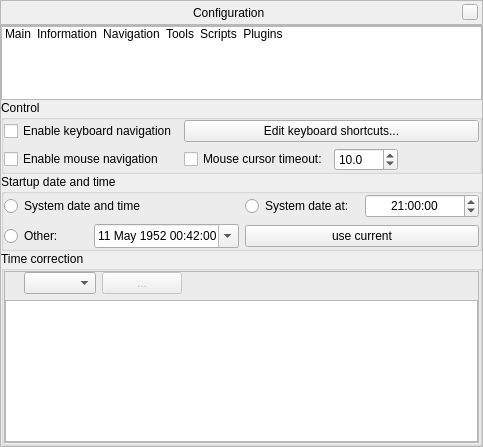
Old version of the form src/gui/configurationDialog.ui in the repository 519984307/stellarium_src.
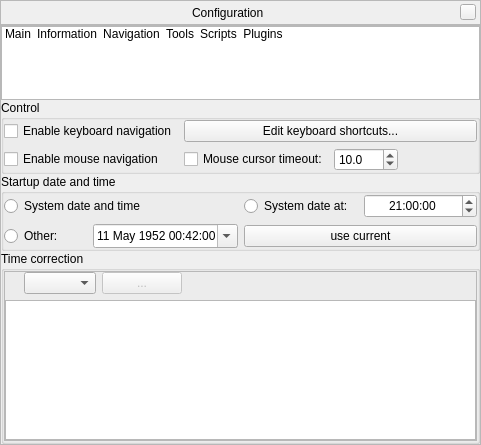
New version of the form. Icons and pictures are not drawn. Custom widgets are drawn as their Qt base class.

Diff of the .ui file:
```diff
--- a/src/gui/configurationDialog.ui
+++ b/src/gui/configurationDialog.ui
@@ -6,8 +6,8 @@
    <rect>
     <x>0</x>
     <y>0</y>
-    <width>483</width>
-    <height>447</height>
+    <width>481</width>
+    <height>445</height>
    </rect>
   </property>
   <layout class="QVBoxLayout">
```
Left out of the diff: 6 changed lines with no effect on the pictures.
